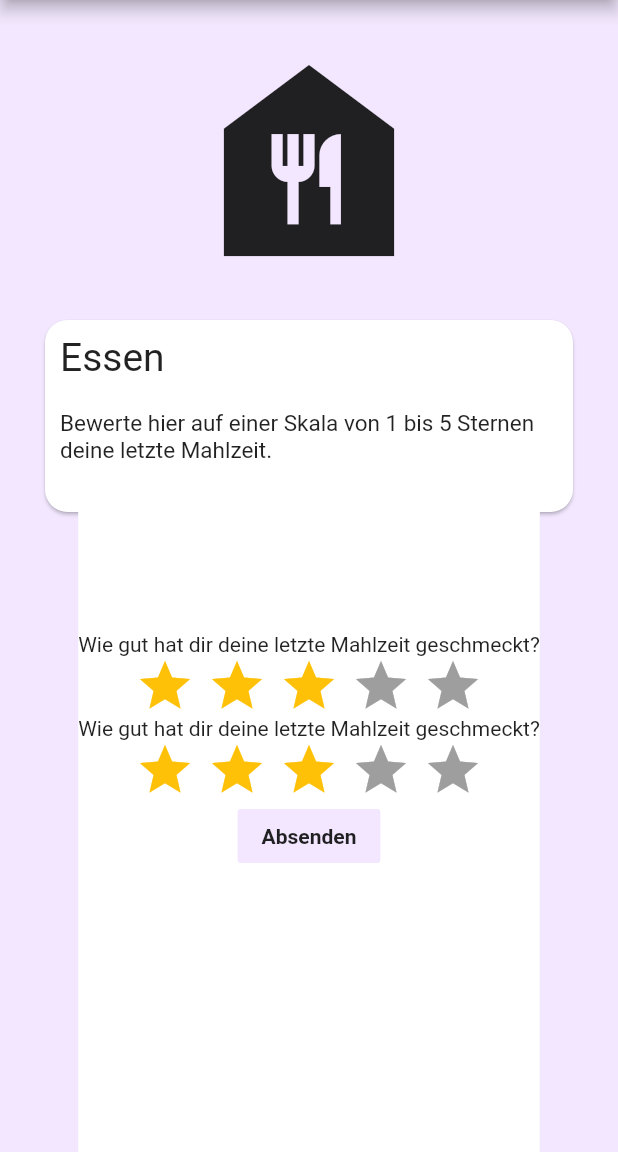
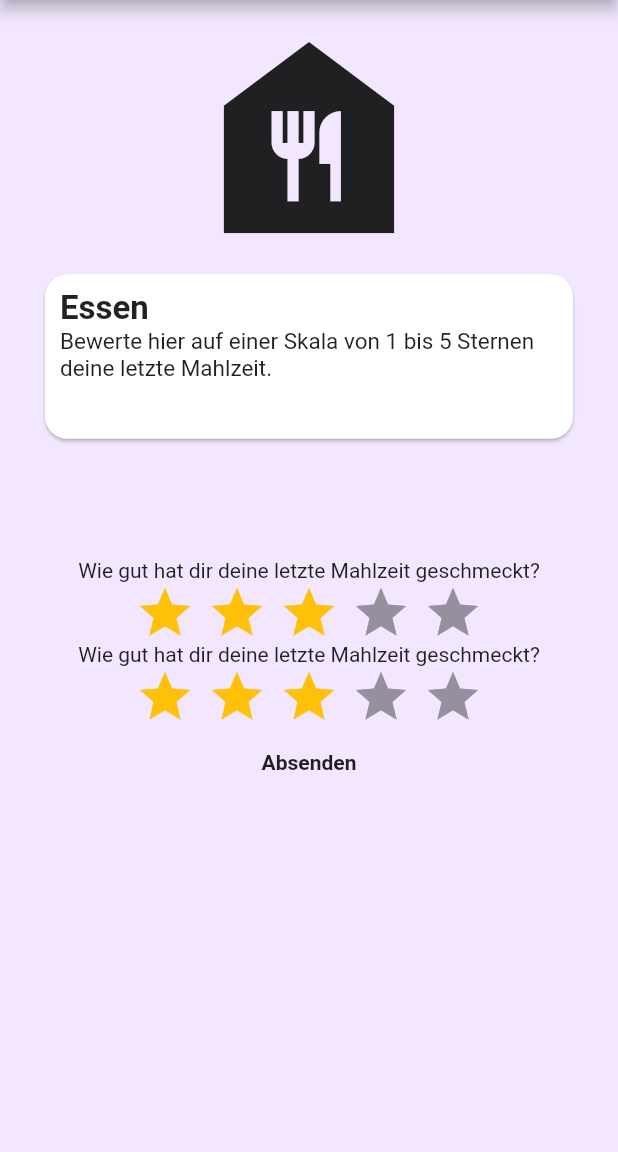
Before and after one commit to MoBoldi/VitaChi, a Flutter app: the Essen screen opened by its route, on a phone screen of 412 x 824 dp, the part 84-1236 px from its top. Run offline on Flutter 3.47's test engine with Material 2 defaults, Android fonts, the light colour scheme and no system bars; drawn by our look-alikes of flutter_rating_bar.

Commit message:
15.12.2020

```diff
--- a/client/vitachi/lib/pages/Essen.dart
+++ b/client/vitachi/lib/pages/Essen.dart
@@ -97,8 +97,22 @@ class _EssenState extends State<Essen> {
           ],
         ),
       ),
-      backgroundColor: Color.fromRGBO(242, 231, 254, 1.0),
-      body: Column(
+
+      body:
+         Stack(
+            children: <Widget>[
+              Column(
+                crossAxisAlignment: CrossAxisAlignment.stretch,
+                mainAxisAlignment: MainAxisAlignment.start,
+                children: <Widget>[
+                  Container(
+                    width: MediaQuery.of(context).size.width,
+                    height: MediaQuery.of(context).size.height,
+                    color: Color.fromRGBO(242, 231, 254, 1.0),
+                  ),
+                ],
+              ),
+              Column(
                 crossAxisAlignment: CrossAxisAlignment.center,
                 children: <Widget>[
                   Expanded(
@@ -113,16 +127,11 @@ class _EssenState extends State<Essen> {
                       child: Column(
                         crossAxisAlignment: CrossAxisAlignment.start,
                         children: <Widget>[
-                  Padding(
-                    padding: EdgeInsets.all(10.0),
-                    child: Text("Essen", style: TextStyle(fontSize: 26)),
-                  ),
-                  Padding(
-                    padding: EdgeInsets.all(10.0),
-                    child: Text(
+                          Padding(padding: EdgeInsets.fromLTRB(10,10,0,0), child:
+                          Text("Essen", style: TextStyle(fontSize: 22, fontWeight: FontWeight.bold)),),
+                          Padding(padding: EdgeInsets.fromLTRB(10, 0, 0, 0), child: Text(
                               "Bewerte hier auf einer Skala von 1 bis 5 Sternen deine letzte Mahlzeit.",
-                        style: TextStyle(fontSize: 15)),
-                  ),
+                              style: TextStyle(fontSize: 15)),),
                         ],
                       ),
                       margin: EdgeInsets.fromLTRB(30.0, 0, 30, 0),
@@ -182,12 +191,15 @@ class _EssenState extends State<Essen> {
                           )
                         ],
                       ),
-              decoration: BoxDecoration(color: Colors.white),
                     ),
-            flex: 10,
+                    flex: 13,
                   ),
                 ],
               ),
+            ],
+          ),
+
           );
+
   }
 }
```
Lines whose indentation alone changed are shown as unchanged.
